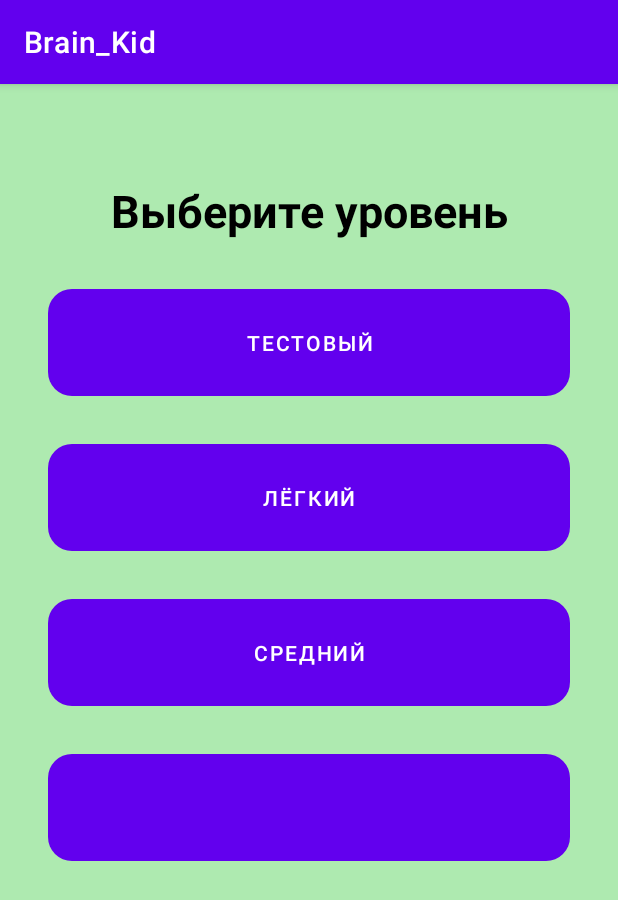
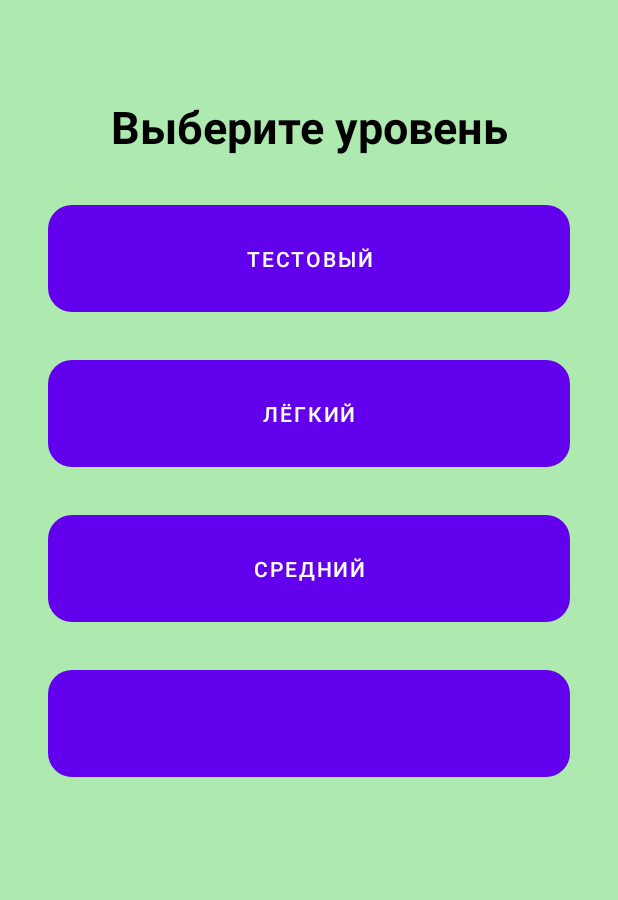
Before and after one commit to maxjogobella/brain_trainer, an Android app: the screen it shows after launch (MainActivity), on a phone screen of 412 x 824 dp. Shown: the top 900 px of the screen. Run offline under Robolectric (Android 15) with nearby library versions, the light colour scheme and no system bars.

Commit message:
remove actionbar

```diff
--- a/app/src/main/res/values/themes.xml
+++ b/app/src/main/res/values/themes.xml
@@ -1,6 +1,6 @@
 <resources xmlns:tools="http://schemas.android.com/tools">
     <!-- Base application theme. -->
-    <style name="Theme.Brain_Kid" parent="Theme.MaterialComponents.DayNight.DarkActionBar">
+    <style name="Theme.Brain_Kid" parent="Theme.MaterialComponents.DayNight.NoActionBar">
         <!-- Primary brand color. -->
         <item name="colorPrimary">@color/purple_500</item>
         <item name="colorPrimaryVariant">@color/purple_700</item>
```
